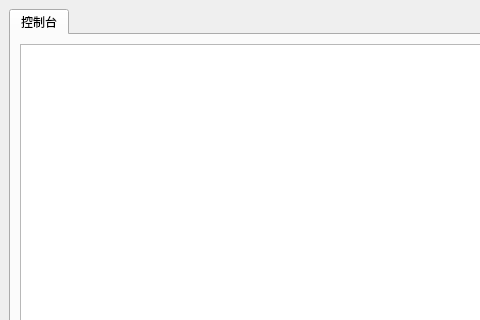
Old version of the form fgfw-lite/ui/mainwindow.ui in the repository bylheart/fwlite; both pictures show x 0 to 480 and y 0 to 320 of the 640 by 480 pixel window.
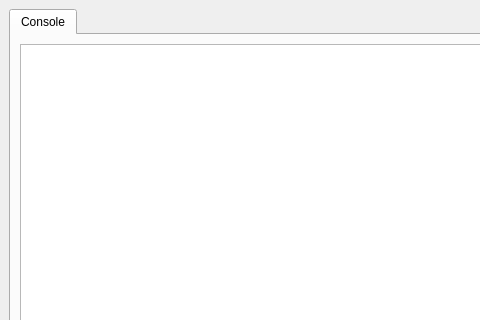
New version of the form.

Patch:
```diff
--- a/fgfw-lite/ui/mainwindow.ui
+++ b/fgfw-lite/ui/mainwindow.ui
@@ -22,7 +22,7 @@
       </property>
       <widget class="QWidget" name="tab">
        <attribute name="title">
-        <string>控制台</string>
+        <string>Console</string>
        </attribute>
        <layout class="QVBoxLayout" name="verticalLayout_2">
         <item>
```
Left out of the diff: 6 changed lines with no effect on the pictures.
